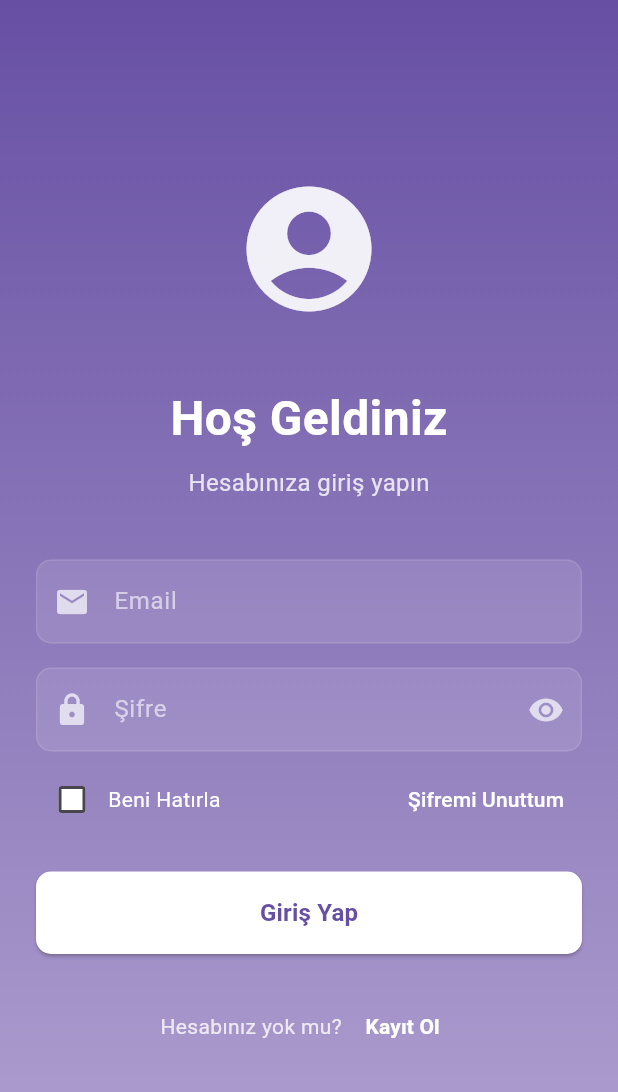
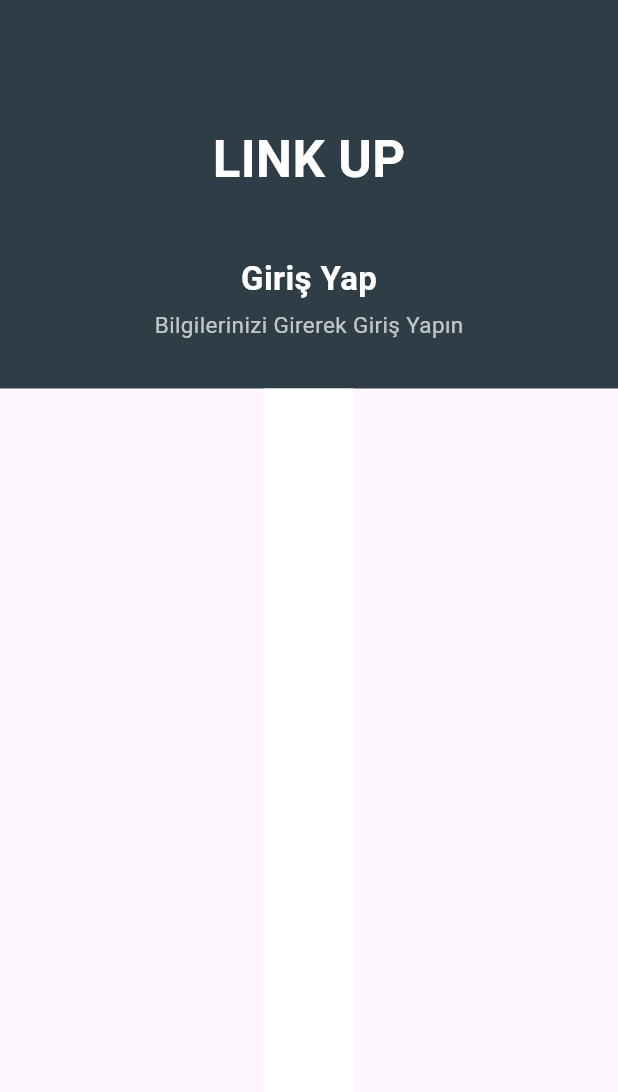
Before and after one commit to ricoglr/Linkup_Demo, a Flutter app: the screen it shows after launch, on a phone screen of 412 x 824 dp. Shown: the top 1092 px of the screen. Run offline on Flutter 3.47's test engine with Material 3 defaults, Android fonts, the phone set to English and light mode, and no system bars; our stand-ins replace image_picker.

Commit message:
Add Upper Section

```diff
--- a/lib/screens/login_screen.dart
+++ b/lib/screens/login_screen.dart
@@ -1,5 +1,8 @@
 import 'package:flutter/material.dart';
-import '../widgets/bottom_navbar.dart';
+/*import 'package:linkup/screens/forgot_password_screen.dart';
+import 'package:linkup/screens/profile_screen.dart';
+import 'package:linkup/screens/register_screen.dart';
+import 'package:linkup/widgets/custom__textfield.dart';*/
 
 class LoginScreen extends StatefulWidget {
   const LoginScreen({super.key});
@@ -9,257 +12,134 @@ class LoginScreen extends StatefulWidget {
 }
 
 class _LoginScreenState extends State<LoginScreen> {
-  final _formKey = GlobalKey<FormState>();
+  // Şifre görünürlüğü kontrolü için değişken
+  bool _isPasswordVisible = false;
+
+  // Email ve şifre alanları için TextEditingController'lar
   final _emailController = TextEditingController();
   final _passwordController = TextEditingController();
-  bool _isPasswordVisible = false;
+
+  // "Beni Hatırla" seçeneği için değişken
   bool _rememberMe = false;
 
   @override
   void dispose() {
+    // Bellek yönetimi için controller'ları dispose ediyoruz
     _emailController.dispose();
     _passwordController.dispose();
     super.dispose();
   }
 
-  void _handleLogin() {
-    if (_formKey.currentState!.validate()) {
-      // Burada login işlemleri yapılacak
-      Navigator.pushReplacement(
-        context,
-        MaterialPageRoute(builder: (context) => const BottomNavBar()),
-      );
-    }
-  }
-
   @override
   Widget build(BuildContext context) {
     return Scaffold(
-      body: Container(
-        decoration: BoxDecoration(
-          gradient: LinearGradient(
-            begin: Alignment.topCenter,
-            end: Alignment.bottomCenter,
-            colors: [
-              Theme.of(context).primaryColor,
-              Theme.of(context).primaryColor.withOpacity(0.5),
-            ],
-          ),
-        ),
-        child: SafeArea(
-          child: Center(
-            child: SingleChildScrollView(
-              padding: const EdgeInsets.all(24.0),
+      body: Column(
+        children: [
+          // Üst Kısım - Renkli Arka Plan
+          Container(
+            width: double.infinity,
+            padding: const EdgeInsets.all(22),
+            color: const Color(0xFF2F3E46),
+            child: SafeArea(
+              bottom: false,
               child: Column(
-                mainAxisAlignment: MainAxisAlignment.center,
                 children: [
-                  // Logo veya İkon
-                  Icon(
-                    Icons.account_circle,
-                    size: 100,
-                    color: Colors.white.withOpacity(0.9),
+                  const SizedBox(height: 50),
+                  // Logo veya Uygulama İsmi
+                  const Text(
+                    'LINK UP',
+                    style: TextStyle(
+                      color: Colors.white,
+                      fontSize: 34,
+                      height: 2,
+                      fontWeight: FontWeight.bold,
+                    ),
                   ),
-                  const SizedBox(height: 40),
-                  // Hoşgeldin Mesajı
+                  const SizedBox(height: 30),
                   const Text(
-                    'Hoş Geldiniz',
+                    'Giriş Yap',
                     style: TextStyle(
-                      fontSize: 32,
-                      fontWeight: FontWeight.bold,
+                      fontSize: 22,
+                      fontWeight: FontWeight.w600,
                       color: Colors.white,
                     ),
                   ),
-                  const SizedBox(height: 8),
-                  Text(
-                    'Hesabınıza giriş yapın',
+                  const SizedBox(height: 5),
+                  const Text(
+                    'Bilgilerinizi Girerek Giriş Yapın',
                     style: TextStyle(
-                      fontSize: 16,
-                      color: Colors.white.withOpacity(0.8),
+                      fontSize: 15,
+                      color: Colors.white70,
                     ),
                   ),
-                  const SizedBox(height: 40),
-                  // Login Form
-                  Form(
-                    key: _formKey,
-                    child: Column(
-                      children: [
-                        // Email TextField
-                        _buildTextField(
-                          controller: _emailController,
-                          hintText: 'Email',
-                          prefixIcon: Icons.email,
-                          validator: (value) {
-                            if (value == null || value.isEmpty) {
-                              return 'Email adresi gerekli';
-                            }
-                            if (!value.contains('@')) {
-                              return 'Geçerli bir email adresi girin';
-                            }
-                            return null;
-                          },
-                        ),
-                        const SizedBox(height: 16),
-                        // Password TextField
-                        _buildTextField(
-                          controller: _passwordController,
-                          hintText: 'Şifre',
-                          prefixIcon: Icons.lock,
-                          obscureText: !_isPasswordVisible,
-                          suffixIcon: IconButton(
-                            icon: Icon(
-                              _isPasswordVisible
-                                  ? Icons.visibility_off
-                                  : Icons.visibility,
-                              color: Colors.white70,
-                            ),
-                            onPressed: () {
-                              setState(() {
-                                _isPasswordVisible = !_isPasswordVisible;
-                              });
-                            },
-                          ),
-                          validator: (value) {
-                            if (value == null || value.isEmpty) {
-                              return 'Şifre gerekli';
-                            }
-                            if (value.length < 6) {
-                              return 'Şifre en az 6 karakter olmalı';
-                            }
-                            return null;
-                          },
-                        ),
-                        const SizedBox(height: 8),
-                        // Remember Me & Forgot Password
-                        Row(
-                          mainAxisAlignment: MainAxisAlignment.spaceBetween,
-                          children: [
-                            Row(
-                              children: [
-                                Checkbox(
-                                  value: _rememberMe,
-                                  onChanged: (value) {
-                                    setState(() {
-                                      _rememberMe = value ?? false;
-                                    });
-                                  },
-                                  fillColor:
-                                      MaterialStateProperty.all(Colors.white),
-                                  checkColor: Theme.of(context).primaryColor,
-                                ),
-                                const Text(
-                                  'Beni Hatırla',
-                                  style: TextStyle(color: Colors.white),
-                                ),
-                              ],
-                            ),
-                            TextButton(
-                              onPressed: () {
-                                // Şifremi unuttum işlemleri
-                              },
-                              child: const Text(
-                                'Şifremi Unuttum',
-                                style: TextStyle(color: Colors.white),
-                              ),
-                            ),
-                          ],
-                        ),
-                        const SizedBox(height: 24),
-                        // Login Button
-                        SizedBox(
-                          width: double.infinity,
-                          child: ElevatedButton(
-                            onPressed: _handleLogin,
-                            style: ElevatedButton.styleFrom(
-                              backgroundColor: Colors.white,
-                              foregroundColor: Theme.of(context).primaryColor,
-                              padding: const EdgeInsets.symmetric(vertical: 16),
-                              shape: RoundedRectangleBorder(
-                                borderRadius: BorderRadius.circular(10),
-                              ),
-                            ),
-                            child: const Text(
-                              'Giriş Yap',
-                              style: TextStyle(
-                                fontSize: 16,
-                                fontWeight: FontWeight.bold,
-                              ),
-                            ),
-                          ),
-                        ),
-                        const SizedBox(height: 24),
-                        // Register Link
-                        Row(
-                          mainAxisAlignment: MainAxisAlignment.center,
-                          children: [
-                            Text(
-                              'Hesabınız yok mu? ',
-                              style: TextStyle(
-                                color: Colors.white.withOpacity(0.8),
-                              ),
-                            ),
-                            TextButton(
-                              onPressed: () {
-                                // Kayıt ol sayfasına yönlendirme
-                              },
-                              child: const Text(
-                                'Kayıt Ol',
-                                style: TextStyle(
-                                  color: Colors.white,
-                                  fontWeight: FontWeight.bold,
-                                ),
-                              ),
-                            ),
-                          ],
-                        ),
-                      ],
-                    ),
-                  ),
+                  const SizedBox(height: 10),
                 ],
               ),
             ),
           ),
+
+          // Alt Kısım - Beyaz Arka Plan
+          Expanded(
+            child: Container(
+              padding: const EdgeInsets.all(30),
+              color: Colors.white,
+              child: SingleChildScrollView(
+                child: Column(
+                  crossAxisAlignment: CrossAxisAlignment.stretch,
+                  children: [],
+                ),
+              ),
+            ),
+          ),
+        ],
+      ),
+    );
+  }
+
+  // Sosyal medya giriş butonu widget'ı
+  Widget _socialButton({
+    required IconData icon,
+    required String label,
+    required VoidCallback onTap,
+  }) {
+    return InkWell(
+      onTap: onTap,
+      borderRadius: BorderRadius.circular(8),
+      child: Container(
+        padding: const EdgeInsets.symmetric(
+          horizontal: 16,
+          vertical: 12,
+        ),
+        decoration: BoxDecoration(
+          border: Border.all(
+            color: Colors.grey.shade300,
+            width: 1,
+          ),
+          borderRadius: BorderRadius.circular(8),
+        ),
+        child: Row(
+          mainAxisAlignment: MainAxisAlignment.center,
+          children: [
+            Icon(
+              icon,
+              size: 24,
+              color: Colors.grey.shade700,
+            ),
+            const SizedBox(width: 8),
+            Flexible(
+              child: Text(
+                label,
+                style: TextStyle(
+                  fontSize: 14,
+                  color: Colors.grey.shade700,
+                  fontWeight: FontWeight.w500,
+                ),
+                overflow: TextOverflow.ellipsis,
+              ),
+            ),
+          ],
         ),
       ),
     );
   }
-
-  Widget _buildTextField({
-    required TextEditingController controller,
-    required String hintText,
-    required IconData prefixIcon,
-    bool obscureText = false,
-    Widget? suffixIcon,
-    String? Function(String?)? validator,
-  }) {
-    return TextFormField(
-      controller: controller,
-      obscureText: obscureText,
-      style: const TextStyle(color: Colors.white),
-      decoration: InputDecoration(
-        hintText: hintText,
-        hintStyle: TextStyle(color: Colors.white.withOpacity(0.6)),
-        prefixIcon: Icon(prefixIcon, color: Colors.white70),
-        suffixIcon: suffixIcon,
-        filled: true,
-        fillColor: Colors.white.withOpacity(0.1),
-        border: OutlineInputBorder(
-          borderRadius: BorderRadius.circular(10),
-          borderSide: BorderSide.none,
-        ),
-        enabledBorder: OutlineInputBorder(
-          borderRadius: BorderRadius.circular(10),
-          borderSide: BorderSide(color: Colors.white.withOpacity(0.1)),
-        ),
-        focusedBorder: OutlineInputBorder(
-          borderRadius: BorderRadius.circular(10),
-          borderSide: const BorderSide(color: Colors.white),
-        ),
-        errorBorder: OutlineInputBorder(
-          borderRadius: BorderRadius.circular(10),
-          borderSide: const BorderSide(color: Colors.red),
-        ),
-      ),
-      validator: validator,
-    );
-  }
 }
```
